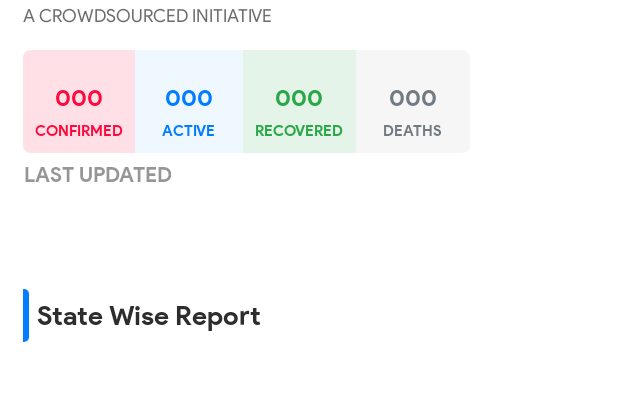
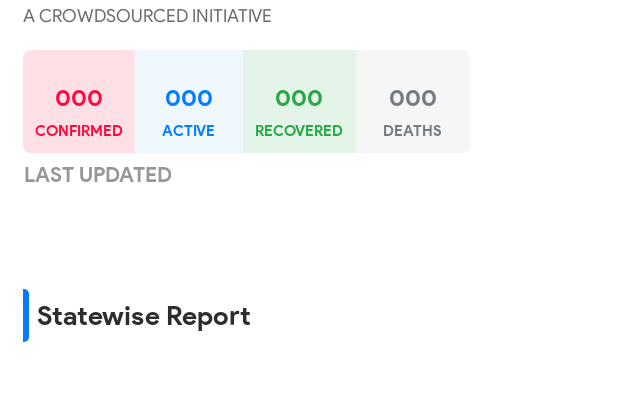
Before and after one commit to SharadTawde/India-Covid-19-Tracker, an Android app: the screen it shows after launch (MainActivity), on a phone screen of 412 x 824 dp, the part 67-468 px from its top. Run offline under Robolectric (Android 15) with nearby library versions, the phone set to English and light mode, and no system bars; our stand-ins replace Volley; network calls fail.

Commit message:
changes in text

```diff
--- a/app/src/main/res/layout/activity_main.xml
+++ b/app/src/main/res/layout/activity_main.xml
@@ -255,7 +255,7 @@
                         android:layout_height="wrap_content"
                         android:layout_marginStart="5dp"
                         android:fontFamily="@font/bold"
-                        android:text="State Wise Report"
+                        android:text="Statewise Report"
                         android:textColor="@color/textColor"
                         android:textSize="18dp" />
 
```
